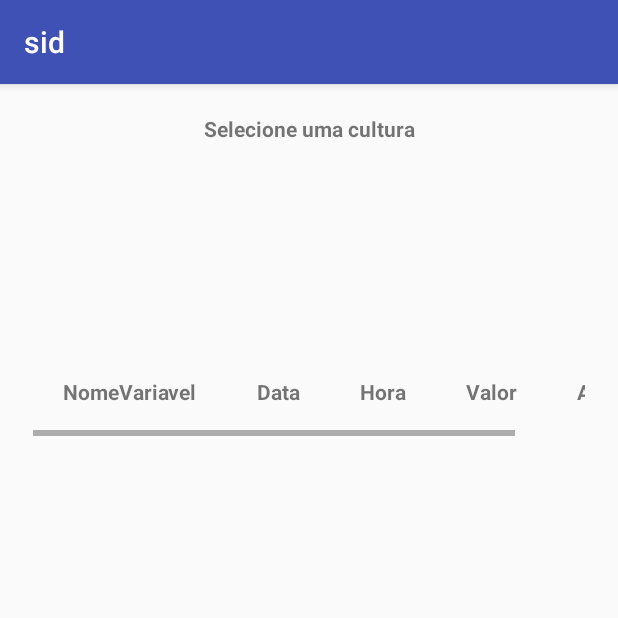
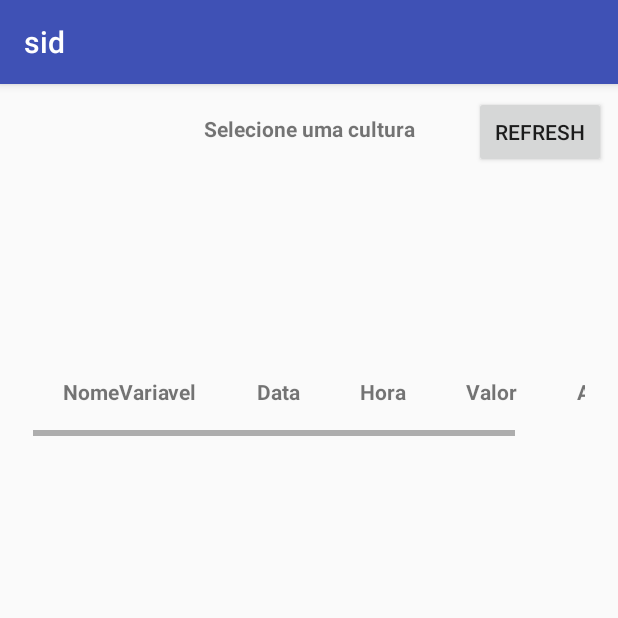
Before and after one commit to bjngs-iscteiul/android, an Android app: the AlertasActivity screen opened directly, with no data from a screen before it, on a phone screen of 412 x 824 dp, the top half of it. Run offline under Robolectric (Android 15) with nearby library versions, the phone set to English and light mode, and no system bars.

```diff
--- a/app/src/main/java/inducesmile/com/sid/App/AlertasActivity.java
+++ b/app/src/main/java/inducesmile/com/sid/App/AlertasActivity.java
@@ -1,8 +1,10 @@
 package inducesmile.com.sid.App;
 
+import android.content.Intent;
 import android.database.Cursor;
 import android.support.v7.app.AppCompatActivity;
 import android.os.Bundle;
+import android.view.View;
 import android.widget.TableLayout;
 import android.widget.TableRow;
 import android.widget.TextView;
@@ -96,4 +98,9 @@ private int dpAsPixels(int dp){
 }
 
 
+fsdppppaspadspsadpdaspaspdaSFPºOapsºofasFAsasdosao
+
+
+
+
 }
--- a/app/src/main/java/inducesmile/com/sid/App/MainActivity.java
+++ b/app/src/main/java/inducesmile/com/sid/App/MainActivity.java
@@ -53,6 +53,7 @@ public class MainActivity extends AppCompatActivity {
         startActivity(i);
     }
 
+
     public void refreshDB(View v){
         EditText idCultura = findViewById(R.id.idCultura);
         if (idCultura.getText() != null){
@@ -61,7 +62,6 @@ public class MainActivity extends AppCompatActivity {
             updateNomeCultura();
             updateNumeroMedicoes();
             updateNumeroAlertas();
-
         }
     }
 
--- a/app/src/main/res/layout/activity_alertas.xml
+++ b/app/src/main/res/layout/activity_alertas.xml
@@ -24,6 +24,25 @@
         app:layout_constraintStart_toStartOf="parent"
         app:layout_constraintTop_toTopOf="parent"
         app:layout_constraintVertical_bias="0.016" />
+
+    <Button
+        android:id="@+id/refreshButton"
+        android:layout_width="wrap_content"
+        android:layout_height="wrap_content"
+        android:layout_marginBottom="8dp"
+        android:layout_marginEnd="8dp"
+        android:layout_marginLeft="28dp"
+        android:layout_marginRight="8dp"
+        android:layout_marginStart="28dp"
+        android:layout_marginTop="8dp"
+        android:onClick="refreshDB"
+        android:text="Refresh"
+        app:layout_constraintBottom_toBottomOf="parent"
+        app:layout_constraintEnd_toEndOf="parent"
+        app:layout_constraintHorizontal_bias="0.0"
+        app:layout_constraintStart_toEndOf="@+id/idCultura"
+        app:layout_constraintTop_toTopOf="parent"
+        app:layout_constraintVertical_bias="0.0" />
 
     <ScrollView
         android:id="@+id/scroller"
```
